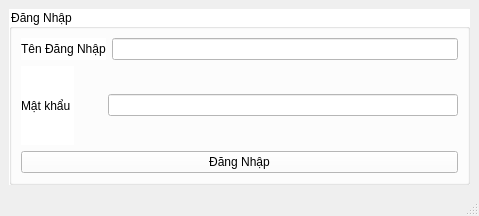
Before: the Qt Designer form HongGrader/dangnhap.ui in vumari/HongGrader, drawn with Qt 5.
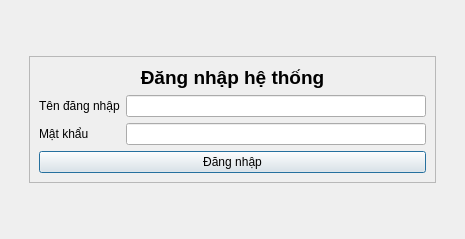
After: the same form once the commit is applied.

```diff
--- a/HongGrader/dangnhap.ui
+++ b/HongGrader/dangnhap.ui
@@ -1,49 +1,75 @@
 <?xml version="1.0" encoding="UTF-8"?>
 <ui version="4.0">
  <class>dangnhap</class>
- <widget class="QMainWindow" name="dangnhap">
+ <widget class="QDialog" name="dangnhap">
   <property name="geometry">
    <rect>
     <x>0</x>
     <y>0</y>
-    <width>479</width>
-    <height>216</height>
+    <width>465</width>
+    <height>239</height>
    </rect>
   </property>
   <property name="windowTitle">
    <string>Hong Grader</string>
   </property>
-  <widget class="QWidget" name="centralwidget">
-   <layout class="QHBoxLayout" name="horizontalLayout_3">
-    <item>
-     <widget class="QGroupBox" name="groupBox">
-      <property name="styleSheet">
-       <string notr="true">background-color: rgb(255, 255, 255);</string>
-      </property>
-      <property name="title">
-       <string>Đăng Nhập</string>
-      </property>
-      <layout class="QVBoxLayout" name="verticalLayout">
-       <item>
-        <layout class="QHBoxLayout" name="horizontalLayout_2">
-         <item>
+  <layout class="QGridLayout" name="gridLayout">
+   <item row="0" column="1">
+    <spacer name="verticalSpacer_2">
+     <property name="orientation">
+      <enum>Qt::Orientation::Vertical</enum>
+     </property>
+     <property name="sizeHint" stdset="0">
+      <size>
+       <width>20</width>
+       <height>20</height>
+      </size>
+     </property>
+    </spacer>
+   </item>
+   <item row="1" column="0">
+    <spacer name="horizontalSpacer">
+     <property name="orientation">
+      <enum>Qt::Orientation::Horizontal</enum>
+     </property>
+     <property name="sizeHint" stdset="0">
+      <size>
+       <width>0</width>
+       <height>20</height>
+      </size>
+     </property>
+    </spacer>
+   </item>
+   <item row="1" column="1">
+    <widget class="QFrame" name="frame">
+     <property name="frameShape">
+      <enum>QFrame::Shape::StyledPanel</enum>
+     </property>
+     <property name="frameShadow">
+      <enum>QFrame::Shadow::Raised</enum>
+     </property>
+     <layout class="QFormLayout" name="formLayout">
+      <item row="1" column="0">
           <widget class="QLabel" name="label">
            <property name="text">
-            <string>Tên Đăng Nhập</string>
+         <string>Tên đăng nhập</string>
            </property>
            <property name="buddy">
             <cstring>linetendangnhap</cstring>
            </property>
           </widget>
          </item>
-         <item>
-          <widget class="QLineEdit" name="linetendangnhap"/>
-         </item>
-        </layout>
-       </item>
-       <item>
-        <layout class="QHBoxLayout" name="horizontalLayout">
-         <item>
+      <item row="1" column="1">
+       <widget class="QLineEdit" name="linetendangnhap">
+        <property name="minimumSize">
+         <size>
+          <width>300</width>
+          <height>0</height>
+         </size>
+        </property>
+       </widget>
+      </item>
+      <item row="2" column="0">
           <widget class="QLabel" name="label_2">
            <property name="text">
             <string>Mật khẩu </string>
@@ -53,48 +79,66 @@
            </property>
           </widget>
          </item>
-         <item>
-          <spacer name="verticalSpacer">
-           <property name="orientation">
-            <enum>Qt::Orientation::Vertical</enum>
-           </property>
-           <property name="sizeHint" stdset="0">
+      <item row="2" column="1">
+       <widget class="QLineEdit" name="linematkhau">
+        <property name="minimumSize">
             <size>
-             <width>28</width>
-             <height>40</height>
-            </size>
-           </property>
-          </spacer>
-         </item>
-         <item>
-          <widget class="QLineEdit" name="linematkhau"/>
-         </item>
-        </layout>
-       </item>
-       <item>
+          <width>300</width>
+          <height>0</height>
+         </size>
+        </property>
+       </widget>
+      </item>
+      <item row="3" column="0" colspan="2">
         <widget class="QPushButton" name="btdangnhap">
          <property name="text">
-          <string>Đăng Nhập</string>
+         <string>Đăng nhập</string>
          </property>
         </widget>
        </item>
-      </layout>
+      <item row="0" column="0" colspan="2">
+       <widget class="QLabel" name="label_3">
+        <property name="text">
+         <string>&lt;html&gt;&lt;head/&gt;&lt;body&gt;&lt;p align=&quot;center&quot;&gt;&lt;span style=&quot; font-size:14pt; font-weight:700;&quot;&gt;Đăng nhập hệ thống&lt;/span&gt;&lt;/p&gt;&lt;/body&gt;&lt;/html&gt;</string>
+        </property>
      </widget>
     </item>
    </layout>
   </widget>
-  <widget class="QMenuBar" name="menubar">
-   <property name="geometry">
-    <rect>
-     <x>0</x>
-     <y>0</y>
-     <width>479</width>
-     <height>26</height>
-    </rect>
-   </property>
-  </widget>
-  <widget class="QStatusBar" name="statusbar"/>
- </widget>
+   </item>
+   <item row="1" column="2">
+    <spacer name="horizontalSpacer_2">
+     <property name="orientation">
+      <enum>Qt::Orientation::Horizontal</enum>
+     </property>
+     <property name="sizeHint" stdset="0">
+      <size>
+       <width>1</width>
+       <height>20</height>
+      </size>
+     </property>
+    </spacer>
+   </item>
+   <item row="2" column="1">
+    <spacer name="verticalSpacer">
+     <property name="orientation">
+      <enum>Qt::Orientation::Vertical</enum>
+     </property>
+     <property name="sizeHint" stdset="0">
+      <size>
+       <width>20</width>
+       <height>20</height>
+      </size>
+     </property>
+    </spacer>
+   </item>
+  </layout>
+ </widget>
+ <tabstops>
+  <tabstop>linetendangnhap</tabstop>
+  <tabstop>linematkhau</tabstop>
+  <tabstop>btdangnhap</tabstop>
+ </tabstops>
  <resources/>
  <connections>
   <connection>
```
Left out of the diff: 26 changed lines with no effect on the pictures. Lines whose indentation alone changed are shown as unchanged.
